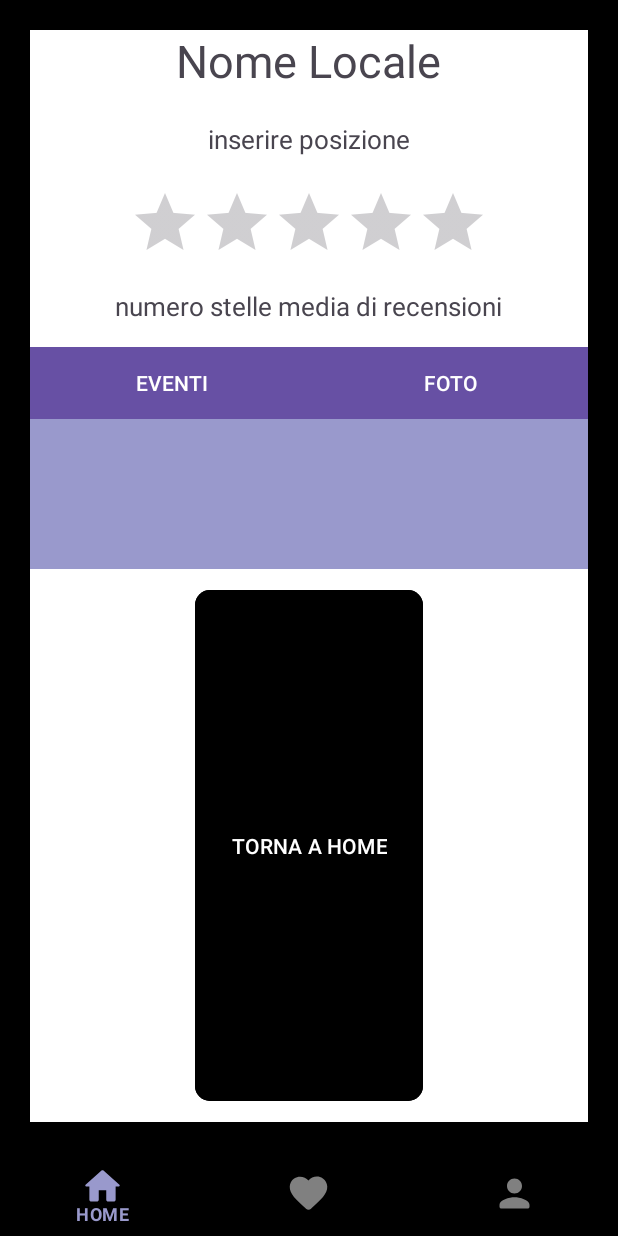
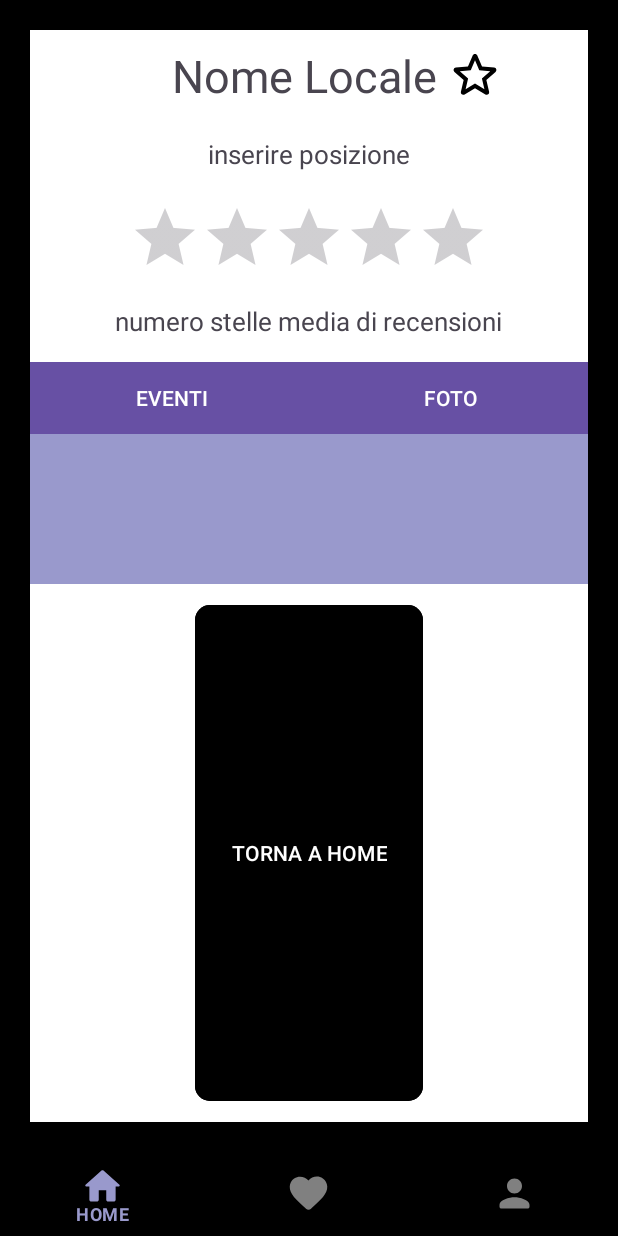
Before and after one commit to luciaburzacca/Mapty, an Android app: the UtentePaginaLocaleFragment screen opened through its navigation route, on a phone screen of 412 x 824 dp. Run offline under Robolectric (Android 15) with nearby library versions, the phone set to English and light mode, and no system bars; our stand-ins replace navigation-ui; libraries missing offline, so code that uses them is left out: org.osmdroid.config, org.osmdroid.tileprovider, org.osmdroid.util, org.osmdroid.views; 2 statements that could not run were skipped.

Commit message:
11/06 23:00

```diff
--- /dev/null
+++ b/app/src/main/res/drawable/round_star.xml
@@ -0,0 +1,5 @@
+<vector xmlns:android="http://schemas.android.com/apk/res/android" android:height="24dp" android:tint="#000000" android:viewportHeight="24" android:viewportWidth="24" android:width="24dp">
+
+    <path android:fillColor="@android:color/white" android:pathData="M12,17.27l4.15,2.51c0.76,0.46 1.69,-0.22 1.49,-1.08l-1.1,-4.72l3.67,-3.18c0.67,-0.58 0.31,-1.68 -0.57,-1.75l-4.83,-0.41l-1.89,-4.46c-0.34,-0.81 -1.5,-0.81 -1.84,0L9.19,8.63L4.36,9.04c-0.88,0.07 -1.24,1.17 -0.57,1.75l3.67,3.18l-1.1,4.72c-0.2,0.86 0.73,1.54 1.49,1.08L12,17.27z"/>
+
+</vector>
--- /dev/null
+++ b/app/src/main/res/drawable/round_star_border.xml
@@ -0,0 +1,5 @@
+<vector xmlns:android="http://schemas.android.com/apk/res/android" android:height="24dp" android:tint="#000000" android:viewportHeight="24" android:viewportWidth="24" android:width="24dp">
+
+    <path android:fillColor="@android:color/white" android:pathData="M19.65,9.04l-4.84,-0.42 -1.89,-4.45c-0.34,-0.81 -1.5,-0.81 -1.84,0L9.19,8.63l-4.83,0.41c-0.88,0.07 -1.24,1.17 -0.57,1.75l3.67,3.18 -1.1,4.72c-0.2,0.86 0.73,1.54 1.49,1.08l4.15,-2.5 4.15,2.51c0.76,0.46 1.69,-0.22 1.49,-1.08l-1.1,-4.73 3.67,-3.18c0.67,-0.58 0.32,-1.68 -0.56,-1.75zM12,15.4l-3.76,2.27 1,-4.28 -3.32,-2.88 4.38,-0.38L12,6.1l1.71,4.04 4.38,0.38 -3.32,2.88 1,4.28L12,15.4z"/>
+
+</vector>
--- a/app/src/main/res/layout/fragment_utente_pagina_locale.xml
+++ b/app/src/main/res/layout/fragment_utente_pagina_locale.xml
@@ -17,14 +17,33 @@
         android:layout_marginStart="20sp"
         android:layout_marginBottom="20dp">
 
-        <TextView
-            android:id="@+id/textView5"
-            android:layout_width="wrap_content"
+        <LinearLayout
+            android:layout_width="match_parent"
             android:layout_height="wrap_content"
-            android:layout_gravity="center"
-            android:layout_marginBottom="20dp"
-            android:text="Nome Locale"
-            android:textSize="30sp" />
+            android:orientation="horizontal"
+            android:gravity="center"
+            android:layout_marginTop="10dp"
+            android:layout_marginBottom="20dp">
+
+            <TextView
+                android:id="@+id/textView5"
+                android:layout_width="wrap_content"
+                android:layout_height="wrap_content"
+                android:layout_gravity="center"
+                android:text="Nome Locale"
+                android:textSize="30sp"
+                android:layout_marginStart="40dp"/>
+
+            <ImageView
+                android:id="@+id/imageView"
+                android:layout_width="40dp"
+                android:layout_height="40dp"
+                android:src="@drawable/round_star_border"
+                android:layout_marginStart="5dp"
+                />
+
+        </LinearLayout>
+
 
         <TextView
             android:id="@+id/textView6"
@@ -121,6 +140,7 @@
             />
 
 
+
     </LinearLayout>
 
 </FrameLayout>
--- a/app/src/main/res/values/strings.xml
+++ b/app/src/main/res/values/strings.xml
@@ -1,18 +1,17 @@
 <resources>
     <string name="app_name">Mapty</string>
 
-    <string name="descrizione">Descrizione:</string>
-    <string name="nome">Nome:</string>
-    <string name="tipo">Tipo:</string>
-    <string name="luogo">Luogo:</string>
-    <string name="data">Data:</string>
-    <string name="prezzo">Prezzo:</string>
-    <string name="contatto">Contatto:</string>
-    <string name="aggiunge_evento">Aggiunge Evento:</string>
+    <string name="descrizione">Descrizione: </string>
+    <string name="nome">Nome: </string>
+    <string name="tipo">Tipo: </string>
+    <string name="luogo">Luogo: </string>
+    <string name="data">Data: </string>
+    <string name="prezzo">Prezzo: </string>
+    <string name="contatto">Contatto: </string>
+    <string name="aggiunge_evento">AGGIUNGI EVENTO </string>
     <string name="home">HOME</string>
     <string name="wishlist">WISHLIST</string>
-    <string name="profile">PROFILE</string>
-    <string name="eventi">EVENTI</string>
+    <string name="profile">PROFILO</string>
     <string name="registrati">REGISTRATI</string>
     <string name="oppure">OPPURE</string>
     <string name="password">PASSWORD</string>
```
Also changed, not shown: app/src/main/res/layout/fragment_registrazione.xml (added, +110 -0 lines), app/src/main/res/layout/fragment_registrazione_locale.xml (added, +53 -0 lines), app/src/main/res/layout/fragment_registrazione_utente.xml (added, +14 -0 lines).
